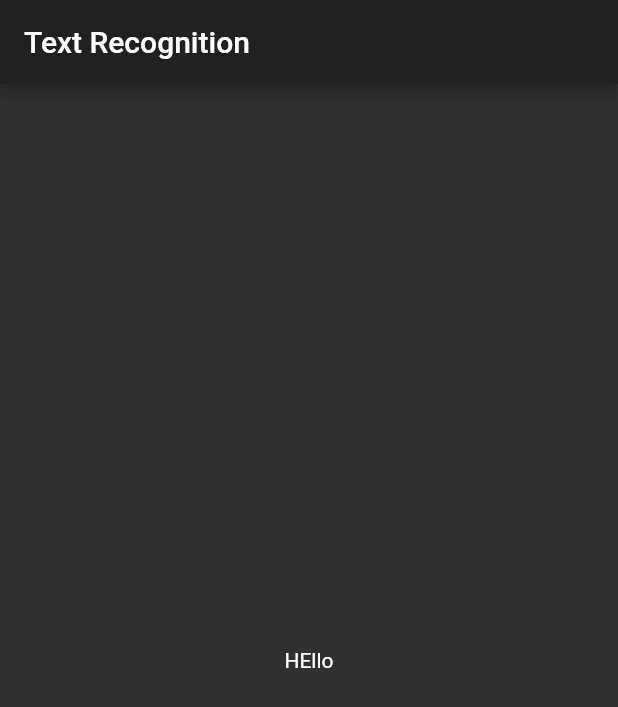
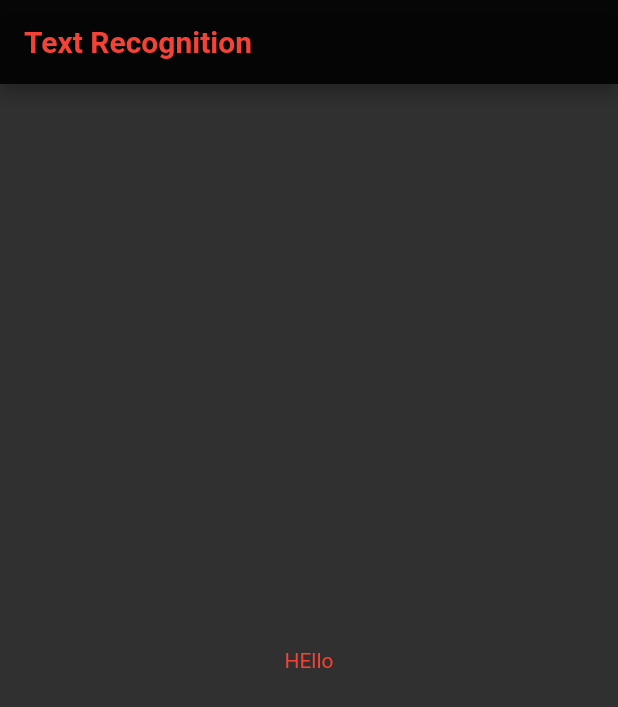
Before and after one commit to Bhupendrapt5/OCR_Text_Detection, a Flutter app: the screen it shows after launch, on a phone screen of 412 x 824 dp. Shown: the top 707 px of the screen. Run offline on Flutter 3.47's test engine with Material 2 defaults, Android fonts, the phone set to English and light mode, and no system bars.

Commit message:
Added required Packages and Chnaged theme

```diff
--- a/lib/main.dart
+++ b/lib/main.dart
@@ -10,20 +10,40 @@ class MyApp extends StatelessWidget {
   Widget build(BuildContext context) {
     return MaterialApp(
       title: 'Flutter Demo',
-      theme: ThemeData.dark(),
+      theme: ThemeData(
+        appBarTheme: AppBarTheme(
+          brightness: Brightness.dark,
+          color: Colors.black87,
+          textTheme: TextTheme(
+            bodyText1: TextStyle(color: Colors.red),
+            // bodyText2: TextStyle(color: Colors.white),
+            headline6: TextStyle(
+              color: Colors.red,
+              fontSize: 20,
+              fontWeight: FontWeight.bold
+            ),
+          ),
+        ),
+        brightness: Brightness.dark,
+        primaryColor: Colors.black,
+        textTheme: TextTheme(
+          bodyText2: TextStyle(color: Colors.red),
+          // bodyText2: TextStyle(color: Colors.white),
+          headline3: TextStyle(color: Colors.red),
+        ),
+      ),
       home: MyHomePage(),
       debugShowCheckedModeBanner: false,
     );
   }
 }
 
-class  MyHomePage extends StatelessWidget {
+class MyHomePage extends StatelessWidget {
   @override
   Widget build(BuildContext context) {
     return Scaffold(
       appBar: AppBar(
         title: Text('Text Recognition'),
-
       ),
       body: Center(
         child: Text('HEllo'),
--- a/pubspec.yaml
+++ b/pubspec.yaml
@@ -28,6 +28,8 @@ dependencies:
   # The following adds the Cupertino Icons font to your application.
   # Use with the CupertinoIcons class for iOS style icons.
   cupertino_icons: ^0.1.3
+  image_picker:
+  firebase_ml_vision:
 
 dev_dependencies:
   flutter_test:
```
Also changed, not shown: pubspec.lock.
